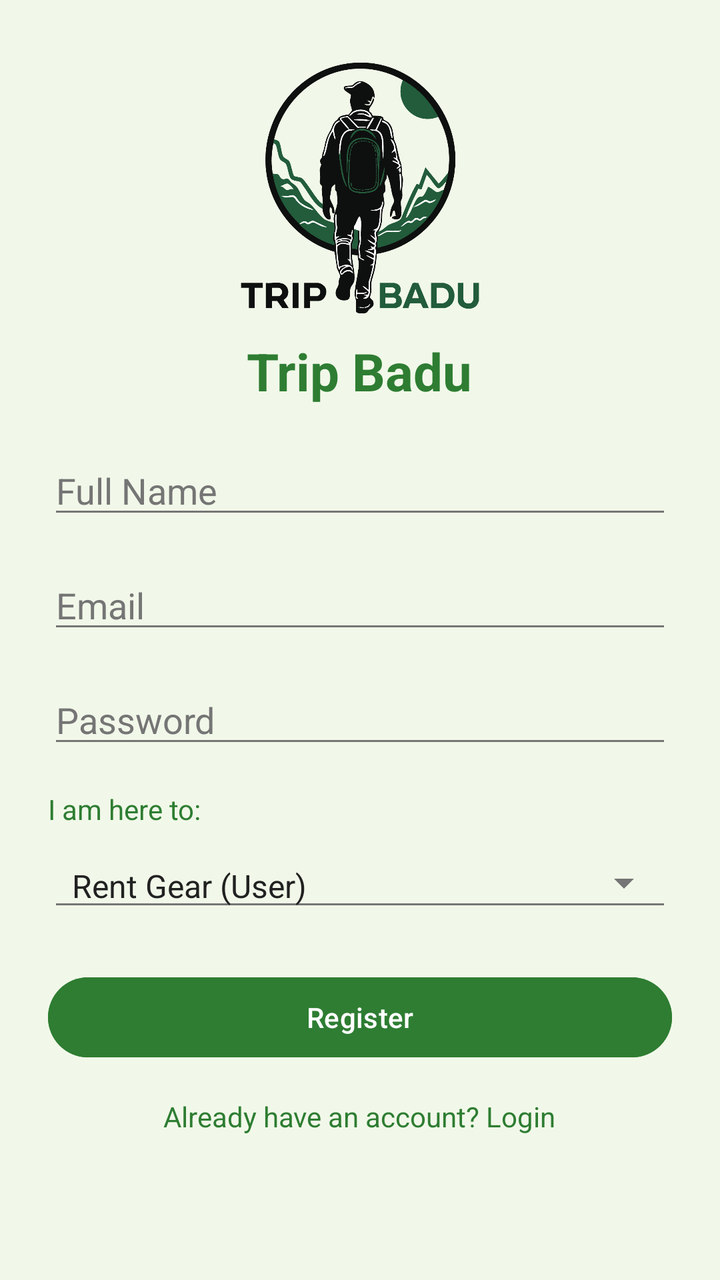
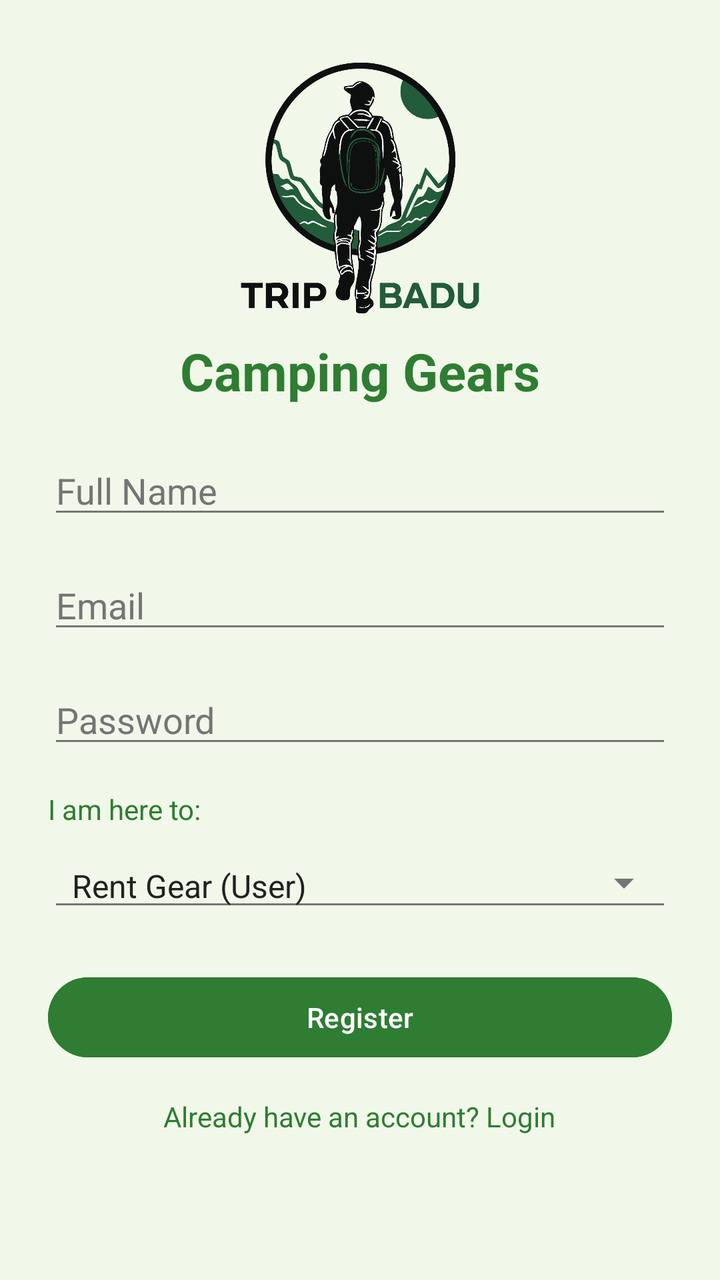

Compare the two renders of this Android layout. The source of the first and the diff that turns it into the second are given below.
<!-- AndroidManifest.xml: application theme Theme.TripBadu -->
<!-- res/layout/activity_register.xml -->
<?xml version="1.0" encoding="utf-8"?>
<ScrollView xmlns:android="http://schemas.android.com/apk/res/android"
    android:layout_width="match_parent"
    android:layout_height="match_parent"
    android:background="@color/background">

    <LinearLayout
        android:layout_width="match_parent"
        android:layout_height="wrap_content"
        android:orientation="vertical"
        android:padding="24dp"
        android:gravity="center">

        <ImageView
            android:id="@+id/ivLogo"
            android:layout_width="140dp"
            android:layout_height="140dp"
            android:adjustViewBounds="true"
            android:src="@drawable/logo"
            android:contentDescription="Trip Badu Logo"/>

        <TextView
            android:layout_width="wrap_content"
            android:layout_height="wrap_content"
            android:text="Trip Badu"
            android:textSize="26sp"
            android:textStyle="bold"
            android:textColor="@color/primary"
            android:layout_marginTop="4dp"
            android:layout_marginBottom="20dp"/>

        <EditText
            android:id="@+id/etName"
            android:layout_width="match_parent"
            android:layout_height="wrap_content"
            android:hint="Full Name"
            android:inputType="textPersonName"
            android:layout_marginBottom="16dp"/>

        <EditText
            android:id="@+id/etEmail"
            android:layout_width="match_parent"
            android:layout_height="wrap_content"
            android:hint="Email"
            android:inputType="textEmailAddress"
            android:layout_marginBottom="16dp"/>

        <EditText
            android:id="@+id/etPassword"
            android:layout_width="match_parent"
            android:layout_height="wrap_content"
            android:hint="Password"
            android:inputType="textPassword"
            android:layout_marginBottom="16dp"/>

        <TextView
            android:layout_width="match_parent"
            android:layout_height="wrap_content"
            android:text="I am here to:"
            android:layout_marginBottom="8dp"
            android:textColor="@color/primary"/>

        <Spinner
            android:id="@+id/spinnerRole"
            android:layout_width="match_parent"
            android:layout_height="wrap_content"
            android:entries="@array/roles"
            android:layout_marginBottom="24dp"
            style="@style/Widget.AppCompat.Spinner.Underlined"/>

        <Button
            android:id="@+id/btnRegister"
            android:layout_width="match_parent"
            android:layout_height="wrap_content"
            android:text="Register"
            android:backgroundTint="@color/primary"
            android:textColor="@color/on_primary"/>

        <TextView
            android:id="@+id/tvLogin"
            android:layout_width="wrap_content"
            android:layout_height="wrap_content"
            android:text="Already have an account? Login"
            android:layout_marginTop="16dp"
            android:textColor="@color/primary"/>

    </LinearLayout>
</ScrollView>
<!-- resources referenced by this layout -->
<resources>
  <string-array name="roles">
          <item>Rent Gear (User)</item>
          <item>List Gear (VIP)</item>
      </string-array>
  <color name="background">#F1F8E9</color>
  <color name="on_primary">#FFFFFF</color>
  <color name="primary">#2E7D32</color>
  <!-- drawable logo: png bitmap (drawable, 107286 bytes) -->
  <style name="Theme.TripBadu" parent="Base.Theme.TripBadu" />
  <style name="Base.Theme.TripBadu" parent="Theme.Material3.DayNight.NoActionBar">
          
          <item name="colorPrimary">@color/primary</item>
          <item name="colorPrimaryVariant">@color/primary_variant</item>
          <item name="colorOnPrimary">@color/on_primary</item>
          <item name="colorSecondary">@color/secondary</item>
          <item name="colorSecondaryVariant">@color/secondary_variant</item>
          <item name="colorOnSecondary">@color/on_secondary</item>
          <item name="android:windowBackground">@color/background</item>
  
          
          <item name="colorSurface">@color/surface</item>
          <item name="colorOnSurface">@color/text_primary</item>
          <item name="colorOnSurfaceVariant">@color/text_secondary</item>
          <item name="colorOutline">@color/text_secondary</item>
  
          
          <item name="android:textColorPrimary">@color/text_primary</item>
          <item name="android:textColorSecondary">@color/text_secondary</item>
          <item name="android:textColor">@color/text_primary</item>
          <item name="android:editTextColor">@color/text_primary</item>
          <item name="android:textColorHint">@color/text_secondary</item>
      </style>
  <color name="primary_variant">#1B5E20</color>
  <color name="secondary">#81C784</color>
  <color name="secondary_variant">#4CAF50</color>
  <color name="on_secondary">#000000</color>
  <color name="surface">#FFFFFF</color>
  <color name="text_primary">#212121</color>
  <color name="text_secondary">#757575</color>
</resources>

<!-- the commit's change to res/layout/activity_register.xml (unified diff, before → after) -->
@@ -22,7 +22,7 @@
         <TextView
             android:layout_width="wrap_content"
             android:layout_height="wrap_content"
-            android:text="Trip Badu"
+            android:text="Camping Gears"
             android:textSize="26sp"
             android:textStyle="bold"
             android:textColor="@color/primary"
@@ -33,25 +33,28 @@
             android:id="@+id/etName"
             android:layout_width="match_parent"
             android:layout_height="wrap_content"
+            android:layout_marginBottom="16dp"
             android:hint="Full Name"
             android:inputType="textPersonName"
-            android:layout_marginBottom="16dp"/>
+            android:textColor="@color/on_background" />
 
         <EditText
             android:id="@+id/etEmail"
             android:layout_width="match_parent"
             android:layout_height="wrap_content"
+            android:layout_marginBottom="16dp"
             android:hint="Email"
             android:inputType="textEmailAddress"
-            android:layout_marginBottom="16dp"/>
+            android:textColor="@color/on_background" />
 
         <EditText
             android:id="@+id/etPassword"
             android:layout_width="match_parent"
             android:layout_height="wrap_content"
+            android:layout_marginBottom="16dp"
             android:hint="Password"
             android:inputType="textPassword"
-            android:layout_marginBottom="16dp"/>
+            android:textColor="@color/on_background" />
 
         <TextView
             android:layout_width="match_parent"
@@ -62,11 +65,11 @@
 
         <Spinner
             android:id="@+id/spinnerRole"
+            style="@style/Widget.AppCompat.Spinner.Underlined"
             android:layout_width="match_parent"
             android:layout_height="wrap_content"
-            android:entries="@array/roles"
             android:layout_marginBottom="24dp"
-            style="@style/Widget.AppCompat.Spinner.Underlined"/>
+            android:entries="@array/roles" />
 
         <Button
             android:id="@+id/btnRegister"
<!-- resource entries referenced after the edit -->
@@ -5,6 +5,7 @@
           <item>List Gear (VIP)</item>
       </string-array>
   <color name="background">#F1F8E9</color>
+  <color name="on_background">#1B5E20</color>
   <color name="on_primary">#FFFFFF</color>
   <color name="primary">#2E7D32</color>
   <!-- drawable logo: png bitmap (drawable, 107286 bytes) -->
